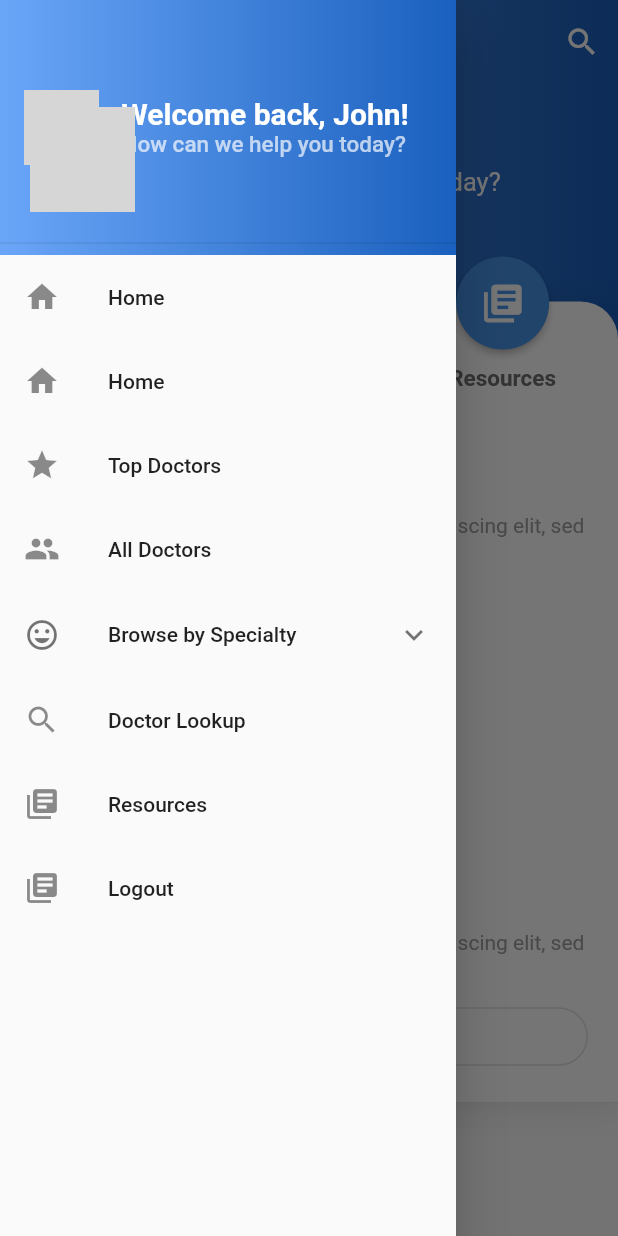
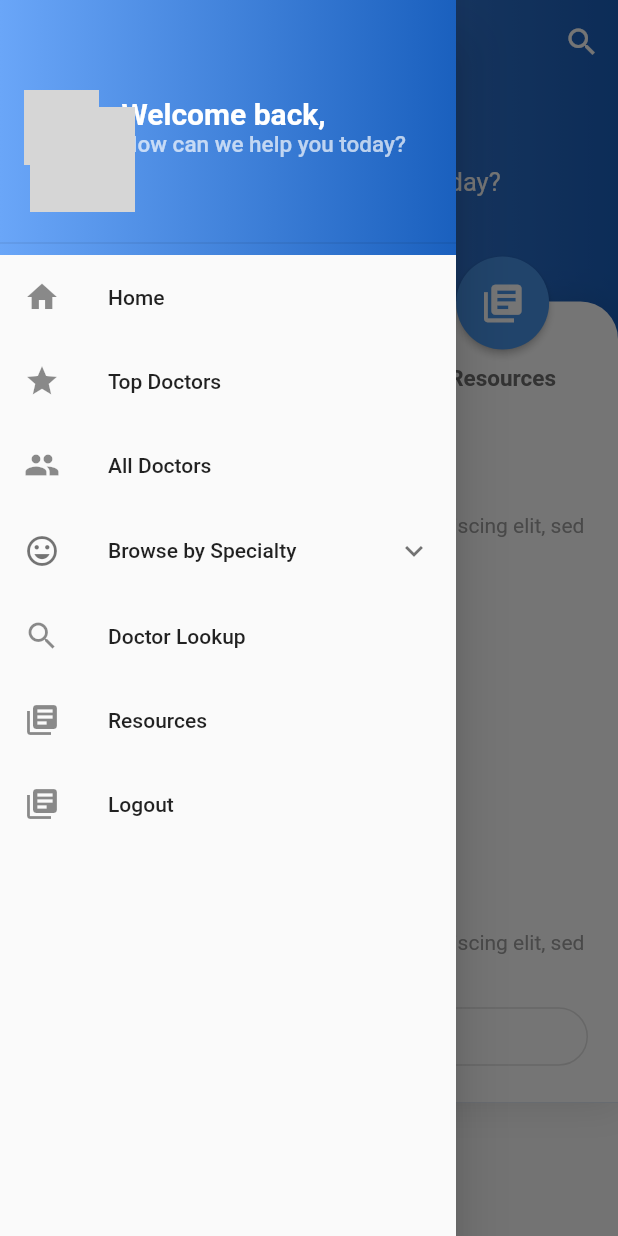
Before and after one commit to prodev880110/medical-flutter, a Flutter app: the HomeScreen screen opened directly, with the side drawer open, on a phone screen of 412 x 824 dp. Run offline on Flutter 3.47's test engine with Material 2 defaults, Android fonts, the phone set to English and light mode, and no system bars; our stand-ins replace cloud_firestore, firebase_auth, firebase_core, shared_preferences; accounts and stored records are empty; network calls fail; grey boxes are pictures that could not be loaded.

Commit message:
Error handling and a variable update

```diff
--- a/lib/routes/home.dart
+++ b/lib/routes/home.dart
@@ -65,7 +65,9 @@ class _HomeScreenState extends State<HomeScreen> {
                 }),
           )
         : Container(
-            child: Text("error"),
+            child: Center(
+              child: CircularProgressIndicator(),
+            ),
           );
   }
 
@@ -85,7 +87,11 @@ class _HomeScreenState extends State<HomeScreen> {
                     specialtySnapshot.docs[index].data()["specialtyImagePath"],
               );
             })
-        : Text("error");
+        : Container(
+            child: Center(
+              child: CircularProgressIndicator(),
+            ),
+          );
   }
 
   Widget specialtyCard(
@@ -608,7 +614,9 @@ class _HomeScreenState extends State<HomeScreen> {
                                       }),
                                 )
                               : Container(
-                                  child: Text("error"),
+                                  child: Center(
+                                    child: CircularProgressIndicator(),
+                                  ),
                                 ),
                           Container(
                             margin: const EdgeInsets.only(
--- a/lib/widgets.dart
+++ b/lib/widgets.dart
@@ -2,9 +2,9 @@ import 'package:flutter/material.dart';
 import 'package:cloud_firestore/cloud_firestore.dart';
 import 'package:flutter_medical/main.dart';
 import 'package:flutter_medical/database.dart';
-import 'package:flutter_medical/routes/home.dart';
 import 'package:flutter_medical/routes/search.dart';
 import 'package:flutter_medical/routes/category.dart';
+import 'package:flutter_medical/models/constant.dart';
 import 'package:flutter_medical/services/authenticate.dart';
 import 'package:flutter_medical/services/authentication.dart';
 
@@ -176,7 +176,7 @@ class _GlobalDrawerState extends State<GlobalDrawer> {
                         Align(
                           alignment: FractionalOffset.centerLeft,
                           child: Text(
-                            'Welcome back, John!',
+                            'Welcome back, ' + titleCase(Constants.myName),
                             style: TextStyle(
                               fontWeight: FontWeight.bold,
                               fontSize: 20,
@@ -208,16 +208,6 @@ class _GlobalDrawerState extends State<GlobalDrawer> {
               Navigator.pushReplacement(
                 context,
                 MaterialPageRoute(builder: (context) => MyApp()),
-              );
-            },
-          ),
-          ListTile(
-            leading: Icon(Icons.home),
-            title: Text('Home'),
-            onTap: () {
-              Navigator.pushReplacement(
-                context,
-                MaterialPageRoute(builder: (context) => HomeScreen()),
               );
             },
           ),
```
Also changed, not shown: 1 other file.
